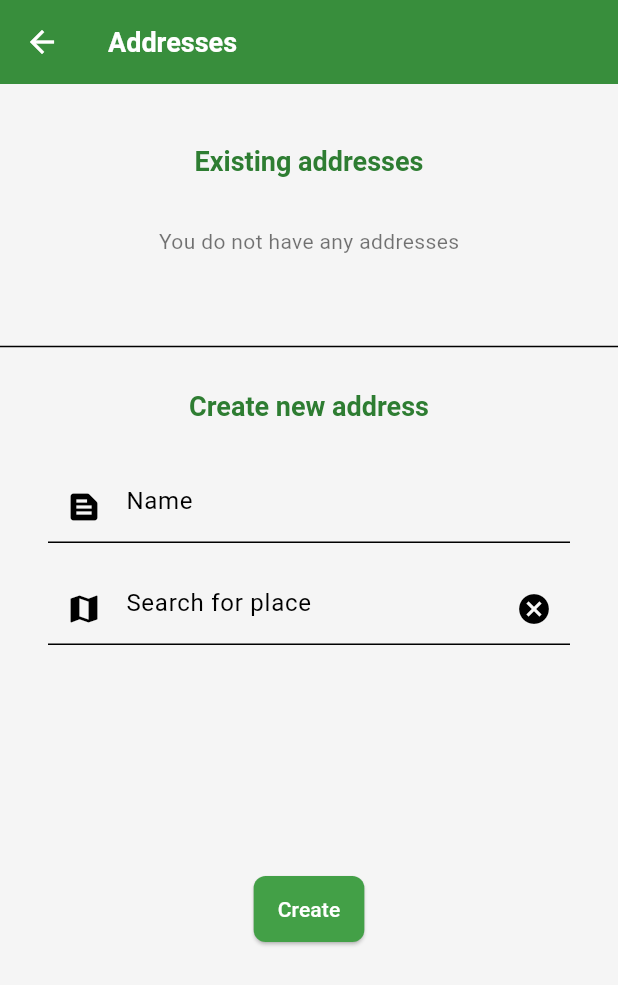
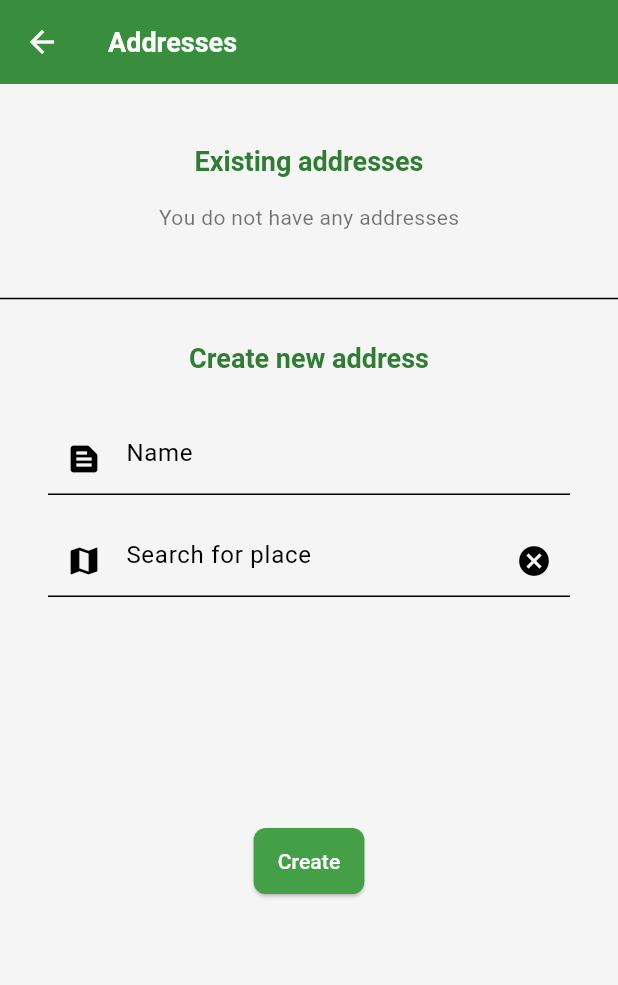
Before and after one commit to stanislav-zeman/recyclomator, a Flutter app: the screen it shows once a user with an empty profile is signed in, after a tap on "Create address", on a phone screen of 412 x 824 dp. Shown: the top 985 px of the screen. Run offline on Flutter 3.47's test engine with Material 3 defaults, Android fonts, the phone set to English and light mode, and no system bars; our stand-ins replace cloud_firestore, firebase_auth, firebase_core, font_awesome_flutter, get_it, google_maps_flutter and 4 more; missing offline and left inert: firebase_ui_auth, lock_orientation_screen; accounts and stored records are empty.

Commit message:
fix: existing address expansion

```diff
--- a/lib/presentation/pages/addresses_page.dart
+++ b/lib/presentation/pages/addresses_page.dart
@@ -56,7 +56,10 @@ class AddressesPage extends StatelessWidget {
           "Existing addresses",
         ),
         Padding(
-          padding: EdgeInsets.all(32.0),
+          padding: EdgeInsets.symmetric(
+            vertical: 16.0,
+            horizontal: 32.0,
+          ),
           child: _buildAddressList(
             context,
             addresses,
@@ -78,7 +81,9 @@ class AddressesPage extends StatelessWidget {
       );
     }
 
-    return ListView.builder(
+    return SizedBox(
+      height: 180,
+      child: ListView.builder(
         shrinkWrap: true,
         itemCount: addresses.length,
         itemBuilder: (
@@ -93,6 +98,7 @@ class AddressesPage extends StatelessWidget {
             ),
           );
         },
+      ),
     );
   }
 
```
Lines whose indentation alone changed are shown as unchanged.
